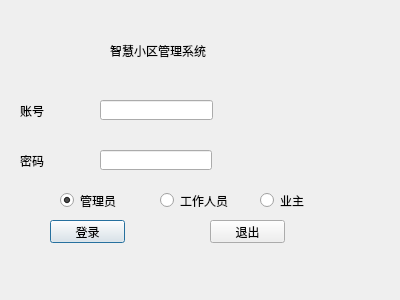
fuqian123123/smart-community, file logindialog.ui: the form before one commit.
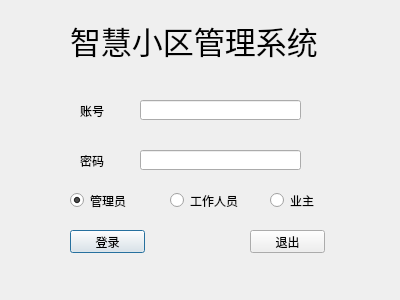
The form after the commit.

What changed in the file:
```diff
--- a/logindialog.ui
+++ b/logindialog.ui
@@ -16,12 +16,17 @@
   <widget class="QLabel" name="label">
    <property name="geometry">
     <rect>
-     <x>110</x>
-     <y>40</y>
-     <width>171</width>
-     <height>21</height>
+     <x>70</x>
+     <y>10</y>
+     <width>301</width>
+     <height>61</height>
     </rect>
    </property>
+   <property name="font">
+    <font>
+     <pointsize>23</pointsize>
+    </font>
+   </property>
    <property name="text">
     <string>智慧小区管理系统</string>
    </property>
@@ -29,7 +34,7 @@
   <widget class="QLabel" name="label_2">
    <property name="geometry">
     <rect>
-     <x>20</x>
+     <x>80</x>
      <y>100</y>
      <width>54</width>
      <height>21</height>
@@ -42,7 +47,7 @@
   <widget class="QLabel" name="label_3">
    <property name="geometry">
     <rect>
-     <x>20</x>
+     <x>80</x>
      <y>150</y>
      <width>54</width>
      <height>21</height>
@@ -55,9 +60,9 @@
   <widget class="QLineEdit" name="acntLineEdit">
    <property name="geometry">
     <rect>
-     <x>100</x>
+     <x>140</x>
      <y>100</y>
-     <width>113</width>
+     <width>161</width>
      <height>20</height>
     </rect>
    </property>
@@ -65,9 +70,9 @@
   <widget class="QLineEdit" name="pwdLineEdit">
    <property name="geometry">
     <rect>
-     <x>100</x>
+     <x>140</x>
      <y>150</y>
-     <width>112</width>
+     <width>161</width>
      <height>20</height>
     </rect>
    </property>
@@ -81,8 +86,8 @@
   <widget class="QPushButton" name="loginBtn">
    <property name="geometry">
     <rect>
-     <x>50</x>
-     <y>220</y>
+     <x>70</x>
+     <y>230</y>
      <width>75</width>
      <height>23</height>
     </rect>
@@ -94,8 +99,8 @@
   <widget class="QPushButton" name="quitBtn">
    <property name="geometry">
     <rect>
-     <x>210</x>
-     <y>220</y>
+     <x>250</x>
+     <y>230</y>
      <width>75</width>
      <height>23</height>
     </rect>
@@ -107,7 +112,7 @@
   <widget class="QRadioButton" name="adminRadioBtn">
    <property name="geometry">
     <rect>
-     <x>60</x>
+     <x>70</x>
      <y>190</y>
      <width>89</width>
      <height>21</height>
@@ -123,7 +128,7 @@
   <widget class="QRadioButton" name="staffRadioBtn">
    <property name="geometry">
     <rect>
-     <x>160</x>
+     <x>170</x>
      <y>190</y>
      <width>89</width>
      <height>21</height>
@@ -136,7 +141,7 @@
   <widget class="QRadioButton" name="ownerRadioBtn">
    <property name="geometry">
     <rect>
-     <x>260</x>
+     <x>270</x>
      <y>190</y>
      <width>89</width>
      <height>21</height>
```
Left out of the diff: 2 changed lines with no effect on the pictures.
